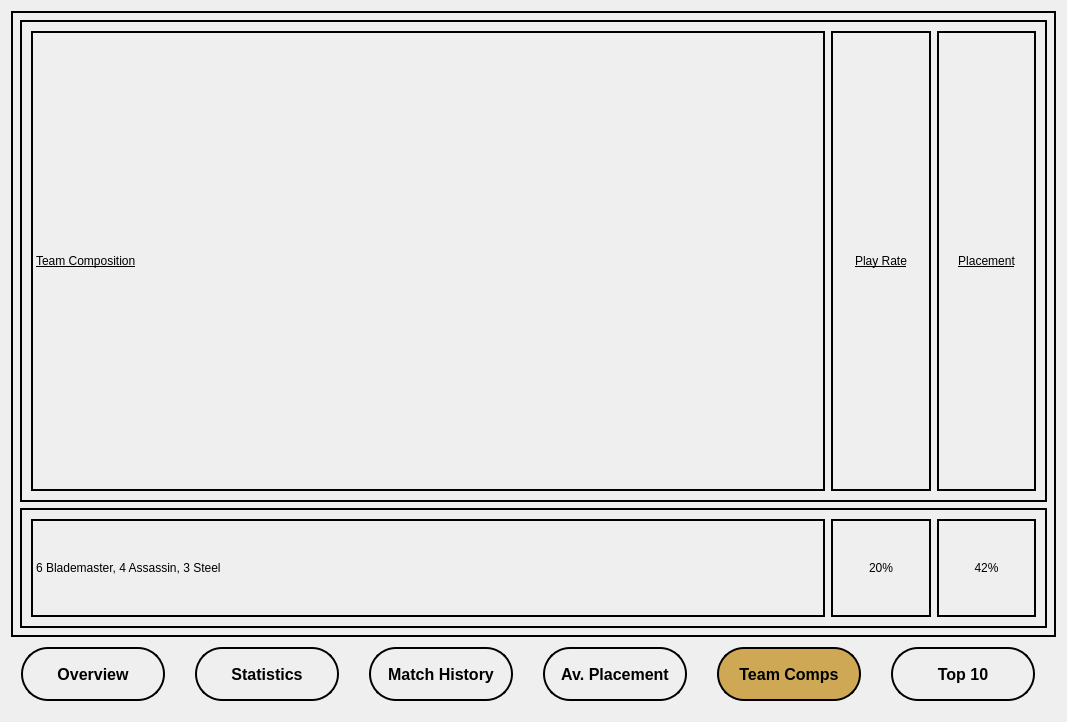
This is analyticswindow.ui in YannikSahl/TFT-Analyzer as Qt 5 draws it before an edit. The edited form follows.
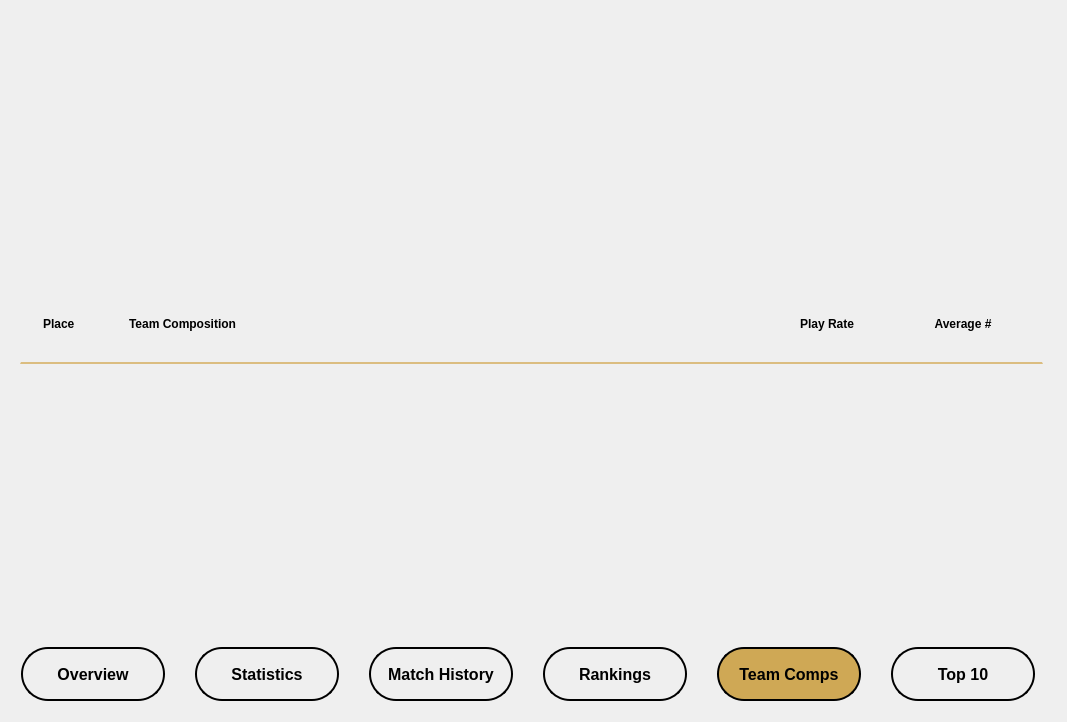
This is the edited form. The open tabs and pages were chosen to show the change. Icons and pictures are not drawn.

```diff
--- a/analyticswindow.ui
+++ b/analyticswindow.ui
@@ -554,12 +554,12 @@
      </widget>
      <widget class="QWidget" name="tab_lpHistory">
       <attribute name="title">
-       <string>Av. Placement</string>
+       <string>Rankings</string>
       </attribute>
      </widget>
      <widget class="QWidget" name="tab_teamComps">
       <property name="styleSheet">
-       <string notr="true">border: 2px solid;</string>
+       <string notr="true">padding: 5px;</string>
       </property>
       <attribute name="title">
        <string>Team Comps</string>
@@ -567,8 +567,26 @@
       <layout class="QVBoxLayout" name="verticalLayout_2">
        <item>
         <widget class="QFrame" name="frame_12">
+         <property name="sizePolicy">
+          <sizepolicy hsizetype="Fixed" vsizetype="Fixed">
+           <horstretch>0</horstretch>
+           <verstretch>0</verstretch>
+          </sizepolicy>
+         </property>
+         <property name="maximumSize">
+          <size>
+           <width>16777215</width>
+           <height>80</height>
+          </size>
+         </property>
          <property name="styleSheet">
-          <string notr="true">text-decoration: underline;</string>
+          <string notr="true">*{
+	font-weight: bold;
+}
+
+.QFrame{
+border-bottom: 2px solid rgb(219, 189, 128);
+}</string>
          </property>
          <property name="frameShape">
           <enum>QFrame::StyledPanel</enum>
@@ -577,6 +595,19 @@
           <enum>QFrame::Raised</enum>
          </property>
          <layout class="QHBoxLayout" name="horizontalLayout">
+          <item>
+           <widget class="QLabel" name="label_5">
+            <property name="minimumSize">
+             <size>
+              <width>80</width>
+              <height>0</height>
+             </size>
+            </property>
+            <property name="text">
+             <string>Place</string>
+            </property>
+           </widget>
+          </item>
           <item>
            <widget class="QLabel" name="label">
             <property name="sizePolicy">
@@ -585,6 +616,12 @@
               <verstretch>0</verstretch>
              </sizepolicy>
             </property>
+            <property name="minimumSize">
+             <size>
+              <width>635</width>
+              <height>0</height>
+             </size>
+            </property>
             <property name="text">
              <string>Team Composition</string>
             </property>
@@ -598,6 +635,12 @@
               <verstretch>0</verstretch>
              </sizepolicy>
             </property>
+            <property name="minimumSize">
+             <size>
+              <width>130</width>
+              <height>0</height>
+             </size>
+            </property>
             <property name="text">
              <string>Play Rate</string>
             </property>
@@ -614,80 +657,14 @@
               <verstretch>0</verstretch>
              </sizepolicy>
             </property>
-            <property name="text">
-             <string>Placement</string>
+            <property name="minimumSize">
+             <size>
+              <width>130</width>
+              <height>0</height>
+             </size>
             </property>
-            <property name="alignment">
-             <set>Qt::AlignCenter</set>
-            </property>
-           </widget>
-          </item>
-         </layout>
-        </widget>
-       </item>
-       <item>
-        <widget class="QFrame" name="frame_14">
-         <property name="minimumSize">
-          <size>
-           <width>0</width>
-           <height>120</height>
-          </size>
-         </property>
-         <property name="maximumSize">
-          <size>
-           <width>16777215</width>
-           <height>120</height>
-          </size>
-         </property>
-         <property name="styleSheet">
-          <string notr="true">/*text-decoration: underline;</string>
-         </property>
-         <property name="frameShape">
-          <enum>QFrame::StyledPanel</enum>
-         </property>
-         <property name="frameShadow">
-          <enum>QFrame::Raised</enum>
-         </property>
-         <layout class="QHBoxLayout" name="horizontalLayout_10">
-          <item>
-           <widget class="QLabel" name="label_28">
-            <property name="sizePolicy">
-             <sizepolicy hsizetype="Preferred" vsizetype="Preferred">
-              <horstretch>80</horstretch>
-              <verstretch>0</verstretch>
-             </sizepolicy>
-            </property>
             <property name="text">
-             <string>6 Blademaster, 4 Assassin, 3 Steel</string>
-            </property>
-           </widget>
-          </item>
-          <item>
-           <widget class="QLabel" name="label_29">
-            <property name="sizePolicy">
-             <sizepolicy hsizetype="Preferred" vsizetype="Preferred">
-              <horstretch>10</horstretch>
-              <verstretch>0</verstretch>
-             </sizepolicy>
-            </property>
-            <property name="text">
-             <string>20%</string>
-            </property>
-            <property name="alignment">
-             <set>Qt::AlignCenter</set>
-            </property>
-           </widget>
-          </item>
-          <item>
-           <widget class="QLabel" name="label_30">
-            <property name="sizePolicy">
-             <sizepolicy hsizetype="Preferred" vsizetype="Preferred">
-              <horstretch>10</horstretch>
-              <verstretch>0</verstretch>
-             </sizepolicy>
-            </property>
-            <property name="text">
-             <string>42%</string>
+             <string>Average #</string>
             </property>
             <property name="alignment">
              <set>Qt::AlignCenter</set>
```
Left out of the diff: 23 changed lines with no effect on the pictures.
